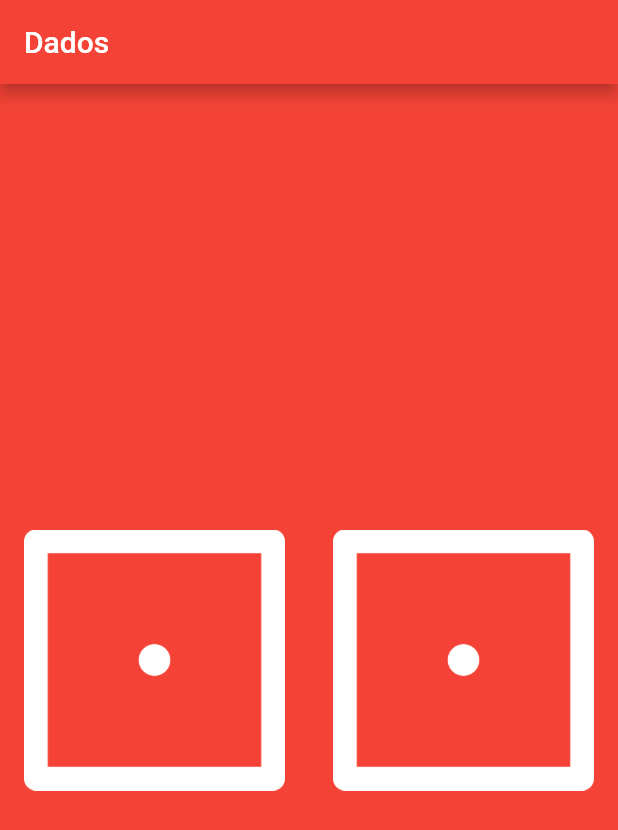
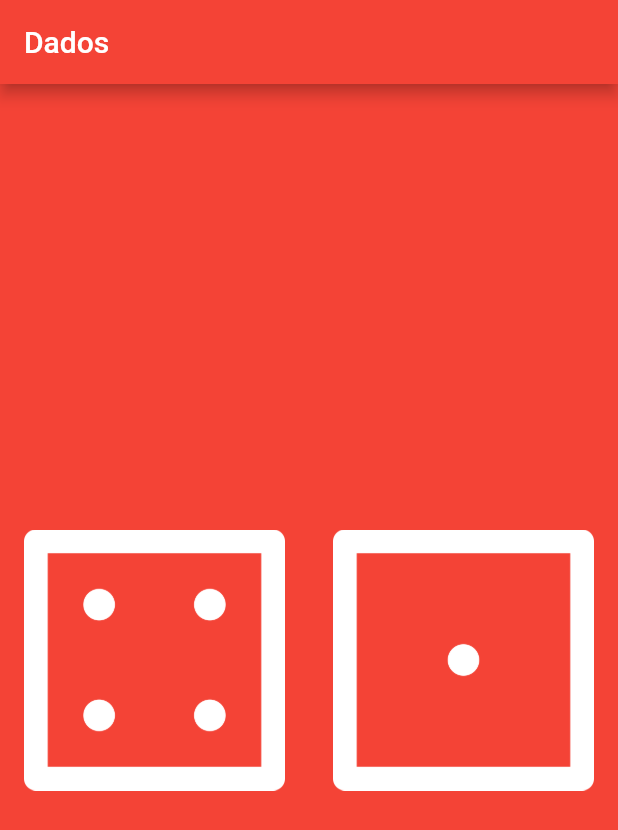
Before and after one commit to gabrielaconstante/dice_page, a Flutter app: the screen it shows after launch, on a phone screen of 412 x 824 dp. Shown: the top 830 px of the screen. Run offline on Flutter 3.47's test engine with Material 2 defaults, Android fonts, the phone set to English and light mode, and no system bars.

```diff
--- a/lib/main.dart
+++ b/lib/main.dart
@@ -19,6 +19,7 @@ class DicePage extends StatelessWidget {
   const DicePage({super.key});
   @override
   Widget build(BuildContext context) {
+    var leftDiceNumber = 4;
     return Center(
       child: Row(
         children: [
@@ -30,7 +31,9 @@ class DicePage extends StatelessWidget {
                 },
                 style:
                     TextButton.styleFrom(padding: const EdgeInsets.all(16.0)),
-                child: Image.asset('images/dice1.png')),
+                child: Image.asset(
+                  'images/dice$leftDiceNumber.png',
+                )),
           ),
           Expanded(
             // flex: 2,
```
